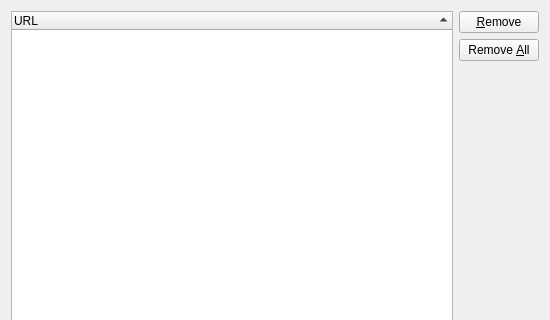
This is WebBrowser/Tools/WebIconDialog.ui in pycom/EricShort as Qt 5 draws it before an edit; both pictures show x 0 to 550 and y 0 to 320 of the 550 by 600 pixel window. The edited form follows.
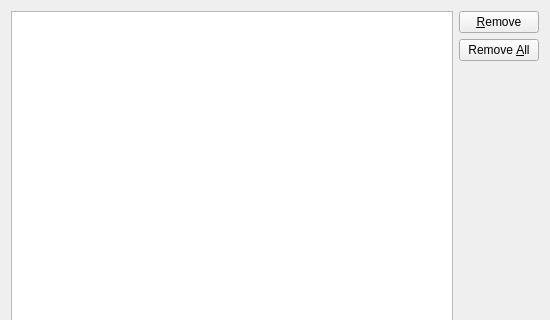
This is the edited form.

Commit message:
Continued porting the web browser.
- changed the favicons dialog to use a more appropriate widget

```diff
--- a/WebBrowser/Tools/WebIconDialog.ui
+++ b/WebBrowser/Tools/WebIconDialog.ui
@@ -20,7 +20,7 @@
    <item>
     <layout class="QGridLayout" name="gridLayout">
      <item row="0" column="0" rowspan="3">
-      <widget class="QTreeWidget" name="iconsList">
+      <widget class="QListWidget" name="iconsList">
        <property name="contextMenuPolicy">
         <enum>Qt::CustomContextMenu</enum>
        </property>
@@ -30,17 +30,15 @@
        <property name="selectionMode">
         <enum>QAbstractItemView::ExtendedSelection</enum>
        </property>
+       <property name="iconSize">
+        <size>
+         <width>22</width>
+         <height>22</height>
+        </size>
+       </property>
        <property name="sortingEnabled">
         <bool>true</bool>
        </property>
-       <property name="headerHidden">
-        <bool>false</bool>
-       </property>
-       <column>
-        <property name="text">
-         <string>URL</string>
-        </property>
-       </column>
       </widget>
      </item>
      <item row="0" column="1">
```
The commit also changes 1 other file.
